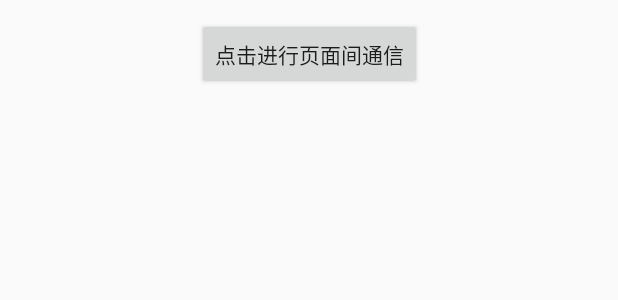
After one commit to tzx666/Buctbus, an Android app: the layout activity_main2.xml on its own in the app's theme, with its tools: preview values and no code run, on a phone screen of 412 x 824 dp. The commit adds this screen. Shown: the top 300 px of the screen. Run offline under Robolectric (Android 15) with nearby library versions, the phone set to English and light mode, and no system bars.

Commit message:
补齐部分测试用例

```diff
--- a/app/src/main/AndroidManifest.xml
+++ b/app/src/main/AndroidManifest.xml
@@ -10,6 +10,7 @@
         android:roundIcon="@mipmap/ic_launcher_round"
         android:supportsRtl="true"
         android:theme="@style/Theme.AppCompat.Light.NoActionBar">
+        <activity android:name=".MainActivity2"></activity>
         <activity android:name=".MainActivity">
             <intent-filter>
                 <action android:name="android.intent.action.MAIN" />
--- /dev/null
+++ b/app/src/main/res/layout/activity_main2.xml
@@ -0,0 +1,18 @@
+<?xml version="1.0" encoding="utf-8"?>
+<androidx.constraintlayout.widget.ConstraintLayout xmlns:android="http://schemas.android.com/apk/res/android"
+    xmlns:app="http://schemas.android.com/apk/res-auto"
+    xmlns:tools="http://schemas.android.com/tools"
+    android:layout_width="match_parent"
+    android:layout_height="match_parent"
+    tools:context=".MainActivity2">
+
+    <Button
+        android:id="@+id/btn"
+        android:layout_width="wrap_content"
+        android:layout_height="wrap_content"
+        android:layout_marginTop="12dp"
+        android:text="点击进行页面间通信"
+        app:layout_constraintEnd_toEndOf="parent"
+        app:layout_constraintStart_toStartOf="parent"
+        app:layout_constraintTop_toTopOf="parent" />
+</androidx.constraintlayout.widget.ConstraintLayout>
```
Also changed, not shown: BuctBus/src/main/java/buct/tzx/buctbus/BuctBus.java (+8 -1 lines), app/src/main/java/buct/tzx/realbus/EventTest.java (+12 -0 lines), app/src/main/java/buct/tzx/realbus/MainActivity.kt (+52 -41 lines), app/src/main/java/buct/tzx/realbus/MainActivity2.kt (added, +32 -0 lines), app/src/main/java/buct/tzx/realbus/event/ActivityEvent.java (added, +12 -0 lines), app/src/main/java/buct/tzx/realbus/event/AsyncEvent.java (added, +12 -0 lines), app/src/main/java/buct/tzx/realbus/event/BackgroundEvent.java (added, +12 -0 lines), app/src/main/java/buct/tzx/realbus/event/MainEvent.java (added, +12 -0 lines), app/src/main/java/buct/tzx/realbus/event/StickyEvent.java (added, +12 -0 lines), app/src/main/res/layout/activity_main.xml (+12 -1 lines).
